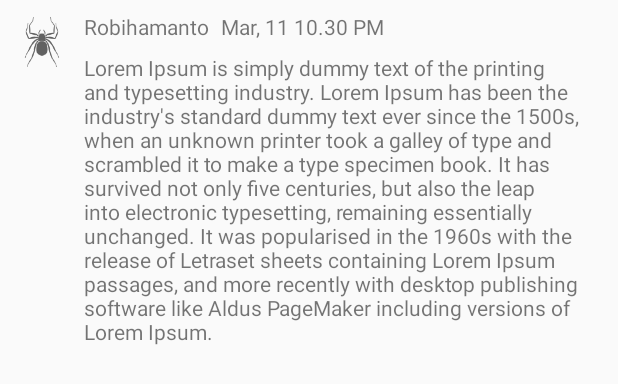
After one commit to Robihamanto/smack-android, an Android app: the layout message_list_view.xml on its own in the app's theme, with its tools: preview values and no code run, on a phone screen of 412 x 824 dp. The commit adds this screen. Shown: the top 384 px of the screen. Run offline under Robolectric (Android 15) with nearby library versions, the phone set to English and light mode, and no system bars; network calls fail.

Commit message:
add send message feature and fix miss order args

```diff
--- a/app/src/main/AndroidManifest.xml
+++ b/app/src/main/AndroidManifest.xml
@@ -8,7 +8,8 @@
             android:icon="@mipmap/ic_launcher"
             android:label="@string/app_name"
             android:supportsRtl="true"
-            android:theme="@style/AppTheme">
+            android:theme="@style/AppTheme"
+            android:name=".Controller.App">
         <activity android:name=".Controller.SignUpActivity">
         </activity>
         <activity android:name=".Controller.LoginActivity">
--- /dev/null
+++ b/app/src/main/java/com/learn/smackandroid/Model/Message.kt
@@ -0,0 +1,6 @@
+package com.learn.smackandroid.Model
+
+class Message constructor(val message: String, val userName: String,
+                          val channelId: String, val userAvatar: String,val userAvatarColor: String,
+                          val id: String, val timeStamp: String) {
+}
--- a/app/src/main/java/com/learn/smackandroid/Utilities/Constants.kt
+++ b/app/src/main/java/com/learn/smackandroid/Utilities/Constants.kt
@@ -7,6 +7,7 @@ const val URL_LOGIN = "$BASE_URL/account/login"
 const val URL_CREATE_USER = "$BASE_URL/user/add"
 const val URL_GET_USER = "$BASE_URL/user/byEmail/"
 const val URL_GET_CHANNELS = "$BASE_URL/channel"
+const val URL_GET_MESSAGE = "${BASE_URL}/message/byChannel/"
 
 
 const val BROADCAST_USER_DATA_CHANGE = "BROADCAST_USER_DATA_CHANGE"
--- /dev/null
+++ b/app/src/main/res/layout/message_list_view.xml
@@ -0,0 +1,36 @@
+<?xml version="1.0" encoding="utf-8"?>
+<android.support.constraint.ConstraintLayout xmlns:android="http://schemas.android.com/apk/res/android"
+                                             xmlns:app="http://schemas.android.com/apk/res-auto"
+                                             xmlns:tools="http://schemas.android.com/tools"
+                                             android:layout_width="match_parent"
+                                             android:layout_height="wrap_content">
+
+    <ImageView
+            android:layout_width="40dp"
+            android:layout_height="40dp" app:srcCompat="@drawable/dark0"
+            android:id="@+id/messageUserImageView" app:layout_constraintTop_toTopOf="parent"
+            android:layout_marginTop="8dp" app:layout_constraintStart_toStartOf="parent"
+            android:layout_marginStart="8dp"/>
+    <TextView
+            android:text="Mar, 11 10.30 PM"
+            android:layout_width="wrap_content"
+            android:layout_height="wrap_content"
+            android:id="@+id/messageTimestampTextView" android:layout_marginStart="8dp"
+            app:layout_constraintStart_toEndOf="@+id/messageUsernameTextView" app:layout_constraintTop_toTopOf="parent"
+            android:layout_marginTop="8dp"/>
+    <TextView
+            android:text="Lorem Ipsum is simply dummy text of the printing and typesetting industry. Lorem Ipsum has been the industry's standard dummy text ever since the 1500s, when an unknown printer took a galley of type and scrambled it to make a type specimen book. It has survived not only five centuries, but also the leap into electronic typesetting, remaining essentially unchanged. It was popularised in the 1960s with the release of Letraset sheets containing Lorem Ipsum passages, and more recently with desktop publishing software like Aldus PageMaker including versions of Lorem Ipsum."
+            android:layout_width="0dp"
+            android:layout_height="wrap_content"
+            android:id="@+id/messageBodyTextView" android:layout_marginTop="8dp"
+            app:layout_constraintTop_toBottomOf="@+id/messageUsernameTextView" app:layout_constraintEnd_toEndOf="parent"
+            app:layout_constraintStart_toEndOf="@+id/messageUserImageView" android:layout_marginStart="8dp"
+            android:layout_marginBottom="8dp" app:layout_constraintBottom_toBottomOf="parent"
+            android:layout_marginEnd="8dp" android:textAlignment="viewStart"/>
+    <TextView
+            android:text="Robihamanto"
+            android:layout_width="wrap_content"
+            android:layout_height="wrap_content"
+            android:id="@+id/messageUsernameTextView" app:layout_constraintStart_toEndOf="@+id/messageUserImageView"
+            android:layout_marginStart="8dp" app:layout_constraintTop_toTopOf="parent" android:layout_marginTop="8dp"/>
+</android.support.constraint.ConstraintLayout>
```
Also changed, not shown: app/src/main/java/com/learn/smackandroid/Adapters/MessageAdapter.kt (added, +44 -0 lines), app/src/main/java/com/learn/smackandroid/Controller/App.kt (added, +17 -0 lines), app/src/main/java/com/learn/smackandroid/Controller/MainActivity.kt (+100 -11 lines), app/src/main/java/com/learn/smackandroid/Services/AuthService.kt (+11 -15 lines), app/src/main/java/com/learn/smackandroid/Services/MessageService.kt (+57 -4 lines), app/src/main/java/com/learn/smackandroid/Services/UserDataService.kt (+7 -10 lines), app/src/main/java/com/learn/smackandroid/Utilities/SharedPrefs.kt (added, +28 -0 lines), app/src/main/res/layout/content_main.xml (+6 -4 lines).
